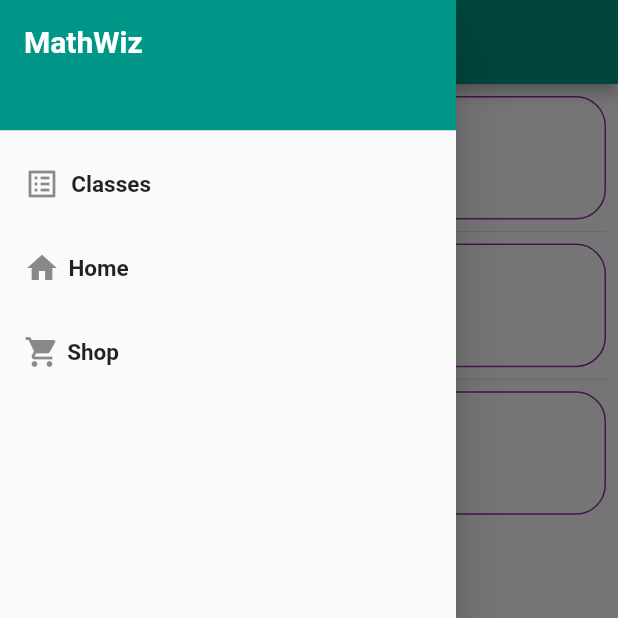
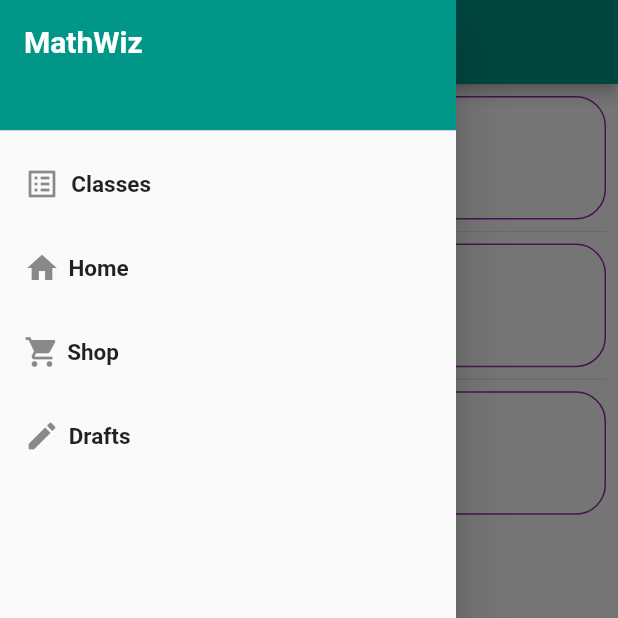
Before and after one commit to StefanTanaskovic/MathWiz, a Flutter app: the ClassListScreen screen opened directly, with the side drawer open, on a phone screen of 412 x 824 dp, the top half of it. Run offline on Flutter 3.47's test engine with Material 2 defaults, Android fonts, the phone set to English and light mode, and no system bars; our stand-ins replace carousel_slider, flutter_speed_dial.

Commit message:
Added drafts to ham menu

```diff
--- a/mathwiz_app/lib/widgets/ham_menu.dart
+++ b/mathwiz_app/lib/widgets/ham_menu.dart
@@ -1,5 +1,3 @@
-
-
 import 'package:flutter/cupertino.dart';
 import 'package:flutter/material.dart';
 import 'package:mathwiz_app/views/class_list/class_list_screen.dart';
@@ -7,6 +5,7 @@ import 'package:mathwiz_app/views/homepage/homepage_student.dart';
 import 'package:mathwiz_app/views/homepage/homepage_teacher.dart';
 import 'package:mathwiz_app/views/login/login_screen.dart';
 import 'package:mathwiz_app/views/shop/shop_screen.dart';
+import 'package:mathwiz_app/views/drafts/view_drafts.dart';
 
 import '../constants.dart';
 
@@ -98,6 +97,23 @@ class HamMenu extends StatelessWidget {
               );
             },
           ),
+        ListTile(
+          leading: Icon(Icons.edit),
+            title: Align(
+            child: new Text('Drafts' ,style: TextStyle(fontWeight: FontWeight.bold, fontSize: 15)),
+            alignment: Alignment(-1.3, 0),
+          ),
+          onTap: () {
+            Navigator.push(
+                context,
+                MaterialPageRoute(
+                  builder: (context) {
+                    return ViewDraftsScreen();
+                  },
+                ),
+              );
+            },
+          ),
         ],
       ),
     );
```
